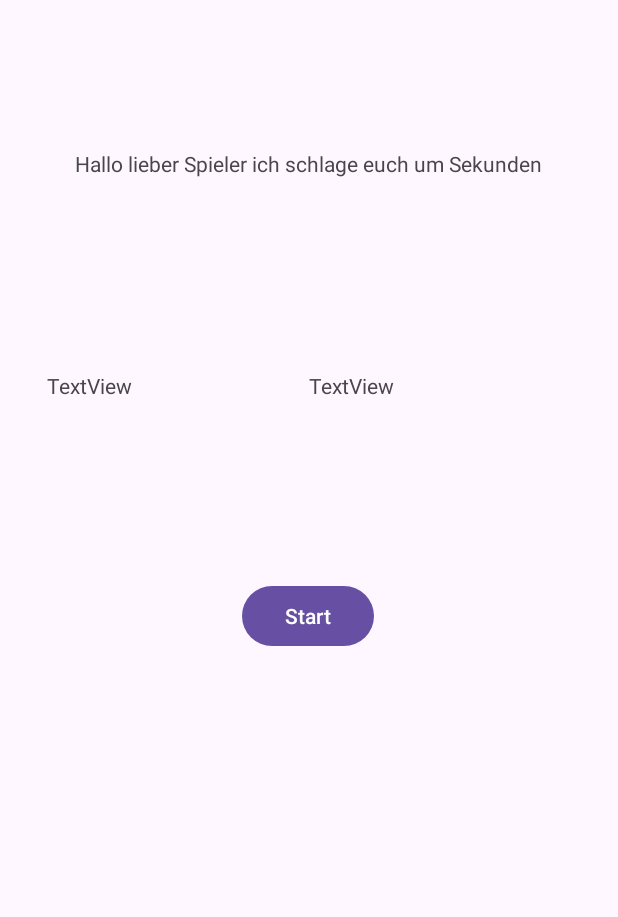
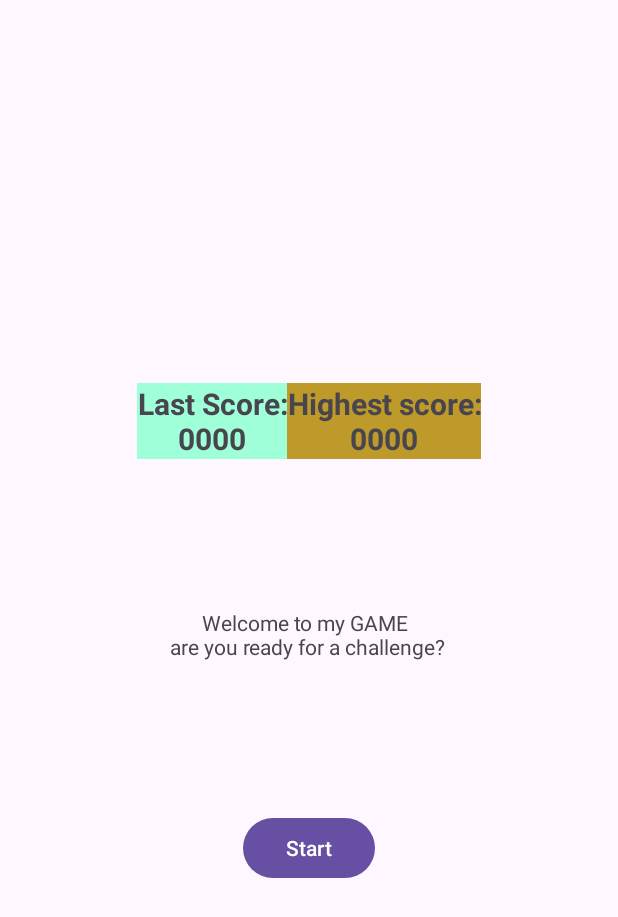
Before and after one commit to HarunTheProgrammer/App_Mobile_Devices_Stopwatch, an Android app: the screen it shows after launch (Start), on a phone screen of 412 x 824 dp. Shown: the top 917 px of the screen. Run offline under Robolectric (Android 15) with nearby library versions, the phone set to English and light mode, and no system bars.

Commit message:
Working on the intends

```diff
--- a/app/src/main/java/com/example/myapp2mobdev/MainActivity.java
+++ b/app/src/main/java/com/example/myapp2mobdev/MainActivity.java
@@ -68,6 +68,7 @@ public class MainActivity extends AppCompatActivity {
         textViewCurrentScore=findViewById(R.id.textViewCurrentScore);
         textViewHighScore=findViewById(R.id.textViewHighScore);
         exitButton = findViewById(R.id.exitButton);
+
 
         String requiredTimeString;
         if(randomGeneratedNumber==1){
@@ -305,8 +306,12 @@ public class MainActivity extends AppCompatActivity {
     }
     public void go_start(){
         Intent intent= new Intent(this, Start.class);
+        String highScoreString= "High Score:\\n"+highScore;
+        String lastScoreString="Last Score:\\n"+currentScore;
+        intent.putExtra("HighScore",highScoreString);
+        intent.putExtra("CurrentScore",lastScoreString);
+        intent.putExtra("highScoreInt",highScore);
         startActivity(intent);
-
     }
 
     public void initializeStartValues(){
--- a/app/src/main/java/com/example/myapp2mobdev/Start.java
+++ b/app/src/main/java/com/example/myapp2mobdev/Start.java
@@ -14,32 +14,28 @@ public class Start extends AppCompatActivity {
     private Button Start;
     private TextView Last_score;
     private TextView Current_score;
+    private String CurrentScore="Last Score:\n0000";
+    private String HighScore= "Highest score:\n0000";
+    private int highScoreInt=0;
     @Override
     protected void onCreate(Bundle savedInstanceState) {
         super.onCreate(savedInstanceState);
         setContentView(R.layout.start);
         Start=findViewById(R.id.Start);
         Last_score=findViewById(R.id.last_score);
-        Current_score=findViewById(R.id.current_score);
-
+        Current_score=findViewById(R.id.high_score);
+        Current_score.setText(HighScore);
+        Last_score.setText(CurrentScore);
         Start.setOnClickListener(new View.OnClickListener() {
             @Override
             public void onClick(View view) {
                 open_game();
-
-
             }
         });
-
-
-
-
     }
 
     public void open_game(){
         Intent game= new Intent(this, MainActivity.class);
         startActivity(game);
-
-
     }
 }
--- a/app/src/main/res/layout/start.xml
+++ b/app/src/main/res/layout/start.xml
@@ -9,18 +9,16 @@
         android:id="@+id/Start"
         android:layout_width="wrap_content"
         android:layout_height="wrap_content"
-        android:layout_marginBottom="324dp"
         android:text="Start"
         app:layout_constraintBottom_toBottomOf="parent"
         app:layout_constraintEnd_toEndOf="parent"
-        app:layout_constraintHorizontal_bias="0.498"
         app:layout_constraintStart_toStartOf="parent"
         app:layout_constraintTop_toBottomOf="@+id/linearLayout" />
 
     <LinearLayout
         android:id="@+id/linearLayout"
-        android:layout_width="349dp"
-        android:layout_height="74dp"
+        android:layout_width="wrap_content"
+        android:layout_height="wrap_content"
         android:orientation="horizontal"
         app:layout_constraintBottom_toBottomOf="parent"
         app:layout_constraintEnd_toEndOf="parent"
@@ -30,29 +28,38 @@
 
         <TextView
             android:id="@+id/last_score"
-            android:layout_width="131sp"
-            android:layout_height="50sp"
+            android:layout_width="wrap_content"
+            android:layout_height="wrap_content"
             android:layout_weight="1"
-            android:text="TextView" />
+            android:textSize="20sp"
+            android:textStyle="bold"
+            android:textAlignment="center"
+            android:background="@color/tallow"
+            android:text="@string/Last_Score_Text_Title_Screen" />
 
         <TextView
-            android:id="@+id/current_score"
-            android:layout_width="131sp"
-            android:layout_height="50sp"
+            android:id="@+id/high_score"
+            android:layout_width="wrap_content"
+            android:layout_height="wrap_content"
             android:layout_weight="1"
-            android:text="TextView" />
+            android:textSize="20sp"
+            android:textStyle="bold"
+            android:background="@color/beige"
+            android:textAlignment="center"
+            android:text="@string/highscore_Text_TitleScreen" />
     </LinearLayout>
 
     <TextView
         android:id="@+id/Text_for_motivation"
         android:layout_width="wrap_content"
         android:layout_height="wrap_content"
-        android:text="Hallo lieber Spieler ich schlage euch um Sekunden"
-        app:layout_constraintBottom_toTopOf="@+id/linearLayout"
+        android:text="@string/Title_Text"
+        app:layout_constraintBottom_toTopOf="@+id/Start"
         app:layout_constraintEnd_toEndOf="parent"
+        android:textAlignment="center"
         app:layout_constraintHorizontal_bias="0.494"
         app:layout_constraintStart_toStartOf="parent"
-        app:layout_constraintTop_toTopOf="parent"
-        app:layout_constraintVertical_bias="0.436" />
+        app:layout_constraintTop_toBottomOf="@+id/linearLayout"
+        app:layout_constraintVertical_bias="0.495" />
 
 </androidx.constraintlayout.widget.ConstraintLayout>
--- a/app/src/main/res/values/colors.xml
+++ b/app/src/main/res/values/colors.xml
@@ -8,4 +8,6 @@
     <color name="dark_blue">#3F51B5</color>
     <color name="gold">#EBFFE32B</color>
     <color name="purple">#B60B9A</color>
+    <color name="beige">#BE9A2B</color>
+    <color name="tallow">#9EFFD8</color>
 </resources>
--- a/app/src/main/res/values/strings.xml
+++ b/app/src/main/res/values/strings.xml
@@ -10,5 +10,9 @@
     <string name="current_score">Current Score : 0</string>
     <string name="highScore">Highscore : 0</string>
     <string name="exitString">Return to\n Titlescreen</string>
+    <string name="Title_Text">Welcome to my GAME \nare you ready for a challenge?</string>
+    <string name="highscore_Text_TitleScreen">Highscore:\n0000</string>
+    <string name="Last_Score_Text_Title_Screen">Last Score:\n0000</string>
+    <string name="highScoreValue">0</string>
 
 </resources>
```
